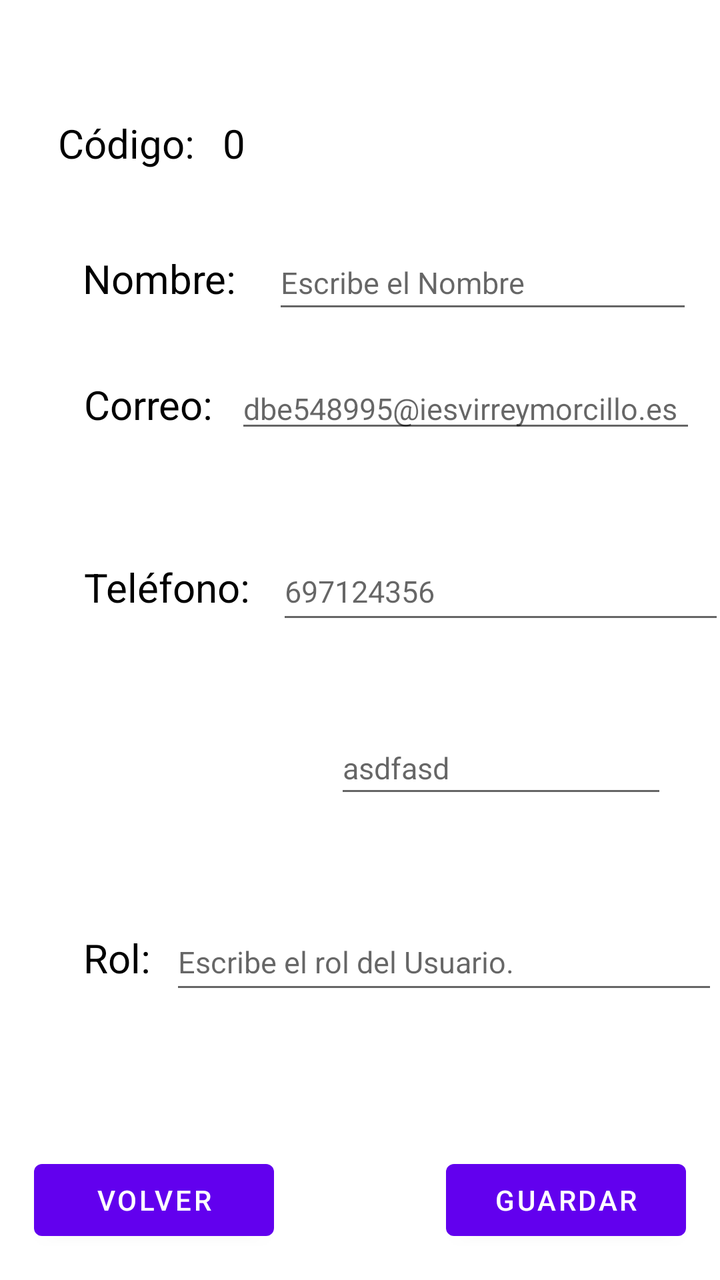
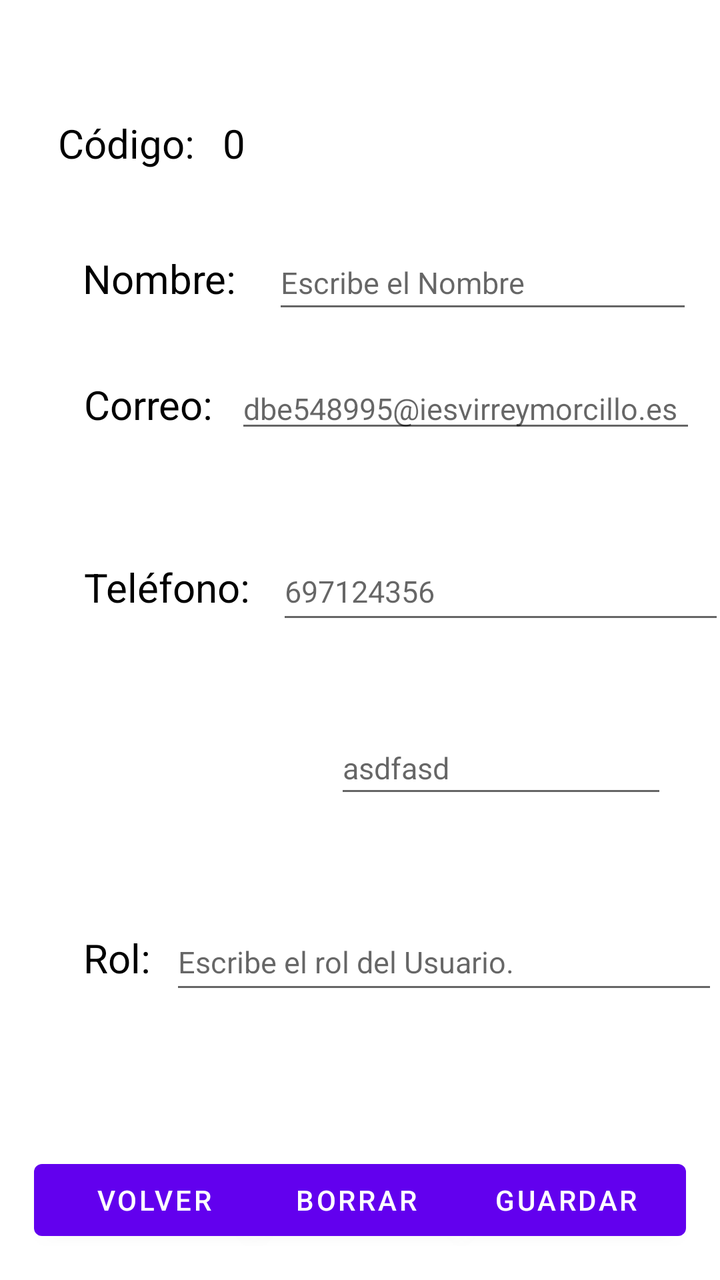

An Android layout rendered at two revisions. The XML below is the earlier revision; the diff shows what the commit changed to produce the second picture.
<!-- AndroidManifest.xml: application theme Theme.AplicacionIncidencias -->
<!-- res/layout/activity_info_usuario.xml -->
<?xml version="1.0" encoding="utf-8"?>
<androidx.constraintlayout.widget.ConstraintLayout xmlns:android="http://schemas.android.com/apk/res/android"
    xmlns:app="http://schemas.android.com/apk/res-auto"
    xmlns:tools="http://schemas.android.com/tools"
    android:id="@+id/main"
    android:layout_width="match_parent"
    android:layout_height="match_parent"
    tools:context=".Usuario.Activity_Info_Usuario">

    <TextView
        android:id="@+id/IdCodigoUsuario"
        android:layout_width="wrap_content"
        android:layout_height="wrap_content"
        android:text="Código:"
        android:textColor="@color/black"
        android:textSize="20sp"
        app:layout_constraintBaseline_toBaselineOf="@+id/tvInfoIdCodigoUsuario"
        app:layout_constraintEnd_toStartOf="@+id/edrolUsuario"
        app:layout_constraintStart_toStartOf="@+id/NombreUsuario" />

    <TextView
        android:id="@+id/tvInfoIdCodigoUsuario"
        android:layout_width="wrap_content"
        android:layout_height="wrap_content"
        android:layout_marginStart="14dp"
        android:layout_marginTop="58dp"
        android:text="0"
        android:textColor="@color/black"
        android:textSize="20sp"
        app:layout_constraintStart_toEndOf="@+id/IdCodigoUsuario"
        app:layout_constraintTop_toTopOf="parent" />

    <TextView
        android:id="@+id/NombreUsuario"
        android:layout_width="wrap_content"
        android:layout_height="wrap_content"
        android:text="Nombre:"
        android:textColor="@color/black"
        android:textSize="20sp"
        app:layout_constraintBaseline_toBaselineOf="@+id/edNombreUsuario"
        app:layout_constraintEnd_toStartOf="@+id/edcorreoUsuario"
        app:layout_constraintStart_toStartOf="@+id/correoUsuario" />

    <EditText
        android:id="@+id/edNombreUsuario"
        android:layout_width="210dp"
        android:layout_height="44dp"
        android:layout_marginStart="18dp"
        android:layout_marginTop="70dp"
        android:layout_marginBottom="70dp"
        android:textAlignment="textStart"
        android:hint="Escribe el Nombre"
        android:textColor="@color/black"
        android:textSize="15sp"
        app:layout_constraintBottom_toBottomOf="@+id/edcorreoUsuario"
        app:layout_constraintStart_toEndOf="@+id/NombreUsuario"
        app:layout_constraintTop_toTopOf="@+id/tvInfoIdCodigoUsuario" />

    <TextView
        android:id="@+id/correoUsuario"
        android:layout_width="wrap_content"
        android:layout_height="wrap_content"
        android:layout_marginStart="42dp"
        android:layout_marginEnd="11dp"
        android:text="Correo:"
        android:textColor="@color/black"
        android:textSize="20sp"
        app:layout_constraintBaseline_toBaselineOf="@+id/edcorreoUsuario"
        app:layout_constraintEnd_toStartOf="@+id/edcorreoUsuario"
        app:layout_constraintStart_toStartOf="parent" />

    <EditText
        android:id="@+id/edcorreoUsuario"
        android:layout_width="0dp"
        android:layout_height="wrap_content"
        android:layout_marginTop="94dp"
        android:layout_marginEnd="12dp"
        android:layout_marginBottom="91dp"
        android:text=""
        android:hint="dbe548995@iesvirreymorcillo.es"
        android:textAlignment="textStart"
        android:textColor="@color/black"
        android:textSize="15sp"
        app:layout_constraintBottom_toBottomOf="@+id/edtelefonoUsuario"
        app:layout_constraintEnd_toEndOf="parent"
        app:layout_constraintStart_toEndOf="@+id/correoUsuario"
        app:layout_constraintTop_toBottomOf="@+id/tvInfoIdCodigoUsuario" />

    <TextView
        android:id="@+id/telefonoUsuario"
        android:layout_width="wrap_content"
        android:layout_height="wrap_content"
        android:layout_marginStart="42dp"
        android:layout_marginEnd="42dp"
        android:text="Teléfono:"
        android:textColor="@color/black"
        android:textSize="20sp"
        app:layout_constraintBaseline_toBaselineOf="@+id/edtelefonoUsuario"
        app:layout_constraintEnd_toStartOf="@+id/edpasswordUsuario"
        app:layout_constraintStart_toStartOf="parent" />

    <EditText
        android:id="@+id/edtelefonoUsuario"
        android:layout_width="224dp"
        android:layout_height="46dp"
        android:layout_marginStart="13dp"
        android:layout_marginTop="192dp"
        android:layout_marginBottom="191dp"
        android:text=""
        android:hint="697124356"
        android:textAlignment="textStart"
        android:textColor="@color/black"
        android:textSize="15sp"
        app:layout_constraintBottom_toBottomOf="@+id/edrolUsuario"
        app:layout_constraintStart_toEndOf="@+id/telefonoUsuario"
        app:layout_constraintTop_toBottomOf="@+id/IdCodigoUsuario" />

    <TextView
        android:id="@+id/passwordUsuario"
        android:layout_width="wrap_content"
        android:layout_height="wrap_content"
        android:layout_marginStart="42dp"
        android:layout_marginTop="297dp"
        android:layout_marginEnd="17dp"
        android:layout_marginBottom="296dp"
        android:text="Contraseña:"
        android:textColor="@color/black"
        android:textSize="20sp"
        app:layout_constraintBottom_toBottomOf="@+id/btnVolverUsuario"
        app:layout_constraintEnd_toStartOf="@+id/edpasswordUsuario"
        app:layout_constraintStart_toStartOf="parent"
        app:layout_constraintTop_toBottomOf="@+id/IdCodigoUsuario" />

    <EditText
        android:id="@+id/edpasswordUsuario"
        android:layout_width="0dp"
        android:layout_height="43dp"
        android:layout_marginEnd="26dp"
        android:text=""
        android:hint="asdfasd"
        android:textAlignment="textStart"
        android:textColor="@color/black"
        android:textSize="15sp"
        app:layout_constraintBaseline_toBaselineOf="@+id/passwordUsuario"
        app:layout_constraintEnd_toEndOf="parent"
        app:layout_constraintStart_toEndOf="@+id/passwordUsuario" />

    <TextView
        android:id="@+id/rolUsuario"
        android:layout_width="wrap_content"
        android:layout_height="wrap_content"
        android:layout_marginStart="42dp"
        android:layout_marginEnd="43dp"
        android:text="Rol:"
        android:textColor="@color/black"
        android:textSize="20sp"
        app:layout_constraintBaseline_toBaselineOf="@+id/edrolUsuario"
        app:layout_constraintEnd_toStartOf="@+id/edcorreoUsuario"
        app:layout_constraintStart_toStartOf="parent" />

    <EditText
        android:id="@+id/edrolUsuario"
        android:layout_width="274dp"
        android:layout_height="45dp"
        android:layout_marginStart="35dp"
        android:layout_marginTop="53dp"
        android:layout_marginEnd="26dp"
        android:hint="Escribe el rol del Usuario."
        android:text=""
        android:textAlignment="textStart"
        android:textColor="@color/black"
        android:textSize="15sp"
        app:layout_constraintEnd_toEndOf="parent"
        app:layout_constraintStart_toEndOf="@+id/rolUsuario"
        app:layout_constraintTop_toBottomOf="@+id/edpasswordUsuario" />

    <Button
        android:id="@+id/btnGuardarUsuario"
        android:layout_width="120dp"
        android:layout_height="wrap_content"
        android:layout_marginEnd="17dp"
        android:layout_marginBottom="16dp"
        android:text="Guardar"
        app:layout_constraintBottom_toBottomOf="parent"
        app:layout_constraintEnd_toEndOf="parent" />

    <Button
        android:id="@+id/btnVolverUsuario"
        android:layout_width="120dp"
        android:layout_height="wrap_content"
        android:layout_marginStart="17dp"
        android:layout_marginBottom="16dp"
        android:text="Volver"
        app:layout_constraintBottom_toBottomOf="parent"
        app:layout_constraintStart_toStartOf="parent" />


</androidx.constraintlayout.widget.ConstraintLayout>
<!-- resources referenced by this layout -->
<resources>
  <color name="black">#FF000000</color>
  <style name="Theme.AplicacionIncidencias" parent="Theme.MaterialComponents.DayNight.DarkActionBar">
          
          <item name="colorPrimary">@color/purple_500</item>
          <item name="colorPrimaryVariant">@color/purple_700</item>
          <item name="colorOnPrimary">@color/white</item>
          
          <item name="colorSecondary">@color/teal_200</item>
          <item name="colorSecondaryVariant">@color/teal_700</item>
          <item name="colorOnSecondary">@color/black</item>
          
          <item name="android:statusBarColor">?attr/colorPrimaryVariant</item>
          
      </style>
  <color name="purple_500">#FF6200EE</color>
  <color name="purple_700">#FF3700B3</color>
  <color name="white">#FFFFFFFF</color>
  <color name="teal_200">#FF03DAC5</color>
  <color name="teal_700">#FF018786</color>
</resources>

<!-- the commit's change to res/layout/activity_info_usuario.xml (unified diff, before → after) -->
@@ -194,5 +194,17 @@
         app:layout_constraintBottom_toBottomOf="parent"
         app:layout_constraintStart_toStartOf="parent" />
 
+    <Button
+        android:id="@+id/btnBorrarUsuario"
+        android:layout_width="120dp"
+        android:layout_height="wrap_content"
+        android:layout_marginStart="7dp"
+        android:layout_marginEnd="11dp"
+        android:layout_marginBottom="16dp"
+        android:text="Borrar"
+        app:layout_constraintBottom_toBottomOf="parent"
+        app:layout_constraintEnd_toStartOf="@+id/btnGuardarUsuario"
+        app:layout_constraintStart_toEndOf="@+id/btnVolverUsuario" />
+
 
 </androidx.constraintlayout.widget.ConstraintLayout>
